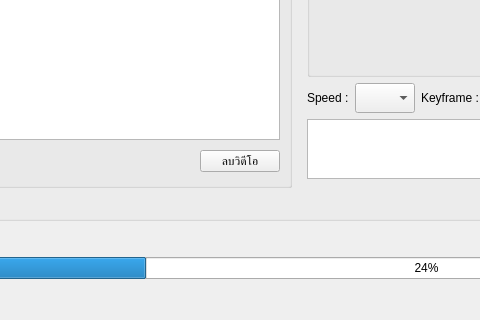
The window that interface/UkoreShotPage.ui (tonmaiart/UkoreShot) describes before a commit, drawn with Qt 5; both pictures show x 279 to 759 and y 478 to 798 of the 1285 by 798 pixel window.
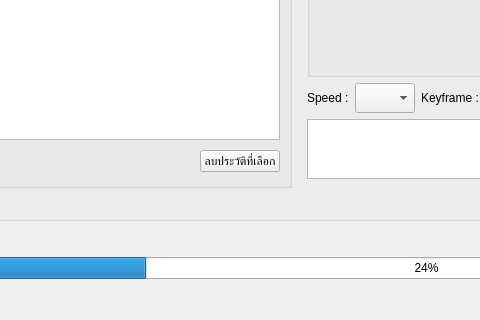
The same window after the commit.

Commit message: Auto-untrack gitignored files before sync

Diff of the .ui file:
```diff
--- a/interface/UkoreShotPage.ui
+++ b/interface/UkoreShotPage.ui
@@ -375,7 +375,7 @@
            <item>
             <widget class="QPushButton" name="pushButton_delete_playblast">
              <property name="text">
-              <string>ลบวิดีโอ</string>
+              <string>ลบประวัติที่เลือก</string>
              </property>
             </widget>
            </item>
```
Left out of the diff: 7 changed lines with no effect on the pictures. The commit also changes 2 other files.
